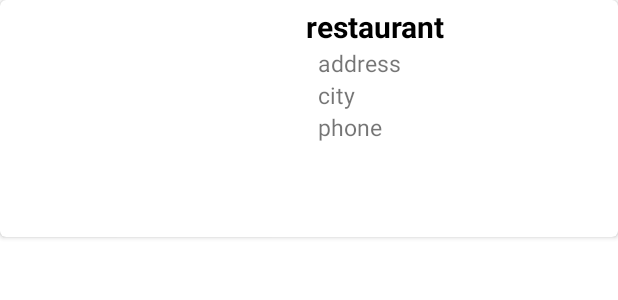
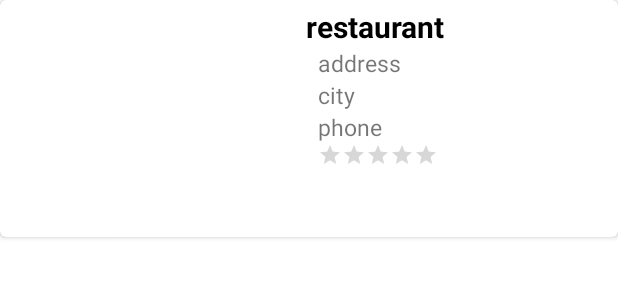
Before and after one commit to buc0025/Android_Restaurant_Picker_Lite, an Android app: the layout restaurant_item.xml on its own in the app's theme, with its tools: preview values and no code run, on a phone screen of 412 x 824 dp. Shown: the top 300 px of the screen. Run offline under Robolectric (Android 15) with nearby library versions, the phone set to English and light mode, and no system bars; network calls fail.

Commit message:
Corrected star rating in discover layout

```diff
--- a/app/src/main/java/com/example/restaurantpickerlite/activities/DisplayRandomPick.java
+++ b/app/src/main/java/com/example/restaurantpickerlite/activities/DisplayRandomPick.java
@@ -244,10 +244,11 @@ public class DisplayRandomPick extends AppCompatActivity {
                                 String restaurantState = jsonObject.getString("state");
                                 String restaurantPhone = restaurant.getString("display_phone");
                                 String restaurantSite = restaurant.getString("url");
+                                double restaurantRating = restaurant.getDouble("rating");
 
                                 RestaurantItem restaurantItem = new RestaurantItem(restaurantName, restaurantAddress,
                                         restaurantCity, restaurantZip, restaurantState, restaurantPhone, restaurantImage,
-                                        restaurantSite, rating);
+                                        restaurantSite, restaurantRating);
 
                                 // Save restaurant item to shared preferences
                                 RestaurantManager restaurantManager = new RestaurantManager(DisplayRandomPick.this);
--- a/app/src/main/res/layout/restaurant_item.xml
+++ b/app/src/main/res/layout/restaurant_item.xml
@@ -64,6 +64,17 @@
             android:layout_toEndOf="@+id/spaceBetweenImg"
             android:layout_marginStart="8dp"/>
 
+        <RatingBar
+            android:id="@+id/ratingBar"
+            style="?android:attr/ratingBarStyleSmall"
+            android:layout_width="wrap_content"
+            android:layout_height="wrap_content"
+            android:layout_below="@+id/discoverRestaurantPhone"
+            android:layout_gravity="center"
+            android:layout_marginStart="8dp"
+            android:layout_toEndOf="@+id/spaceBetweenImg"
+            android:isIndicator="true" />
+
     </RelativeLayout>
 
 </androidx.cardview.widget.CardView>
```
